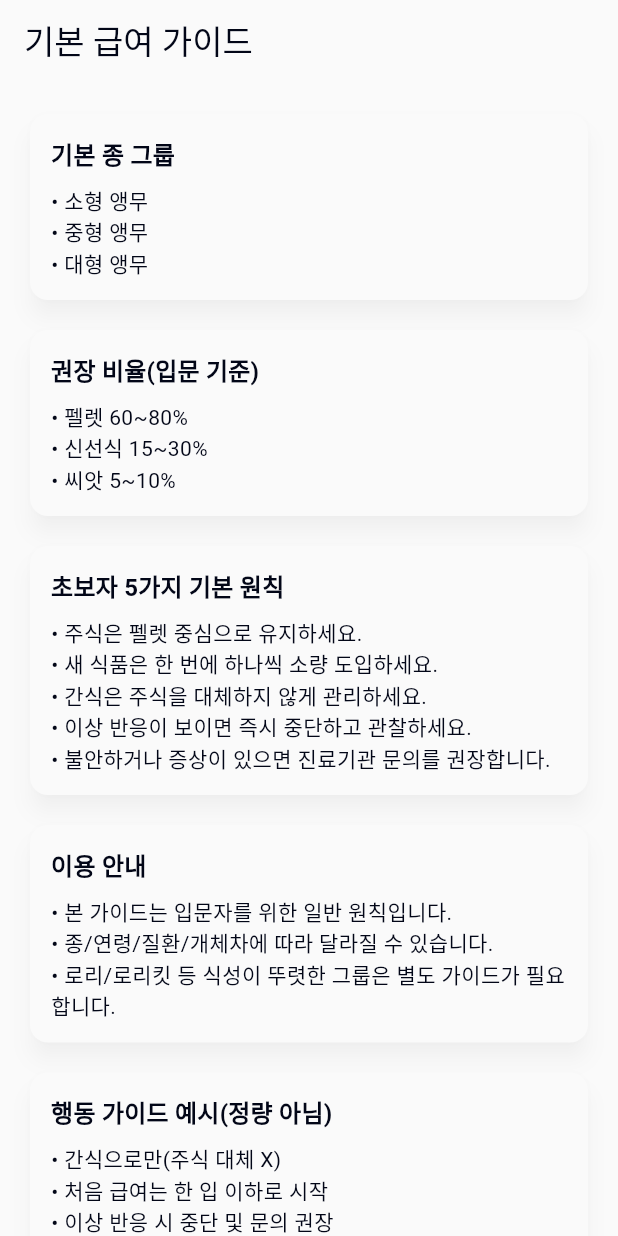
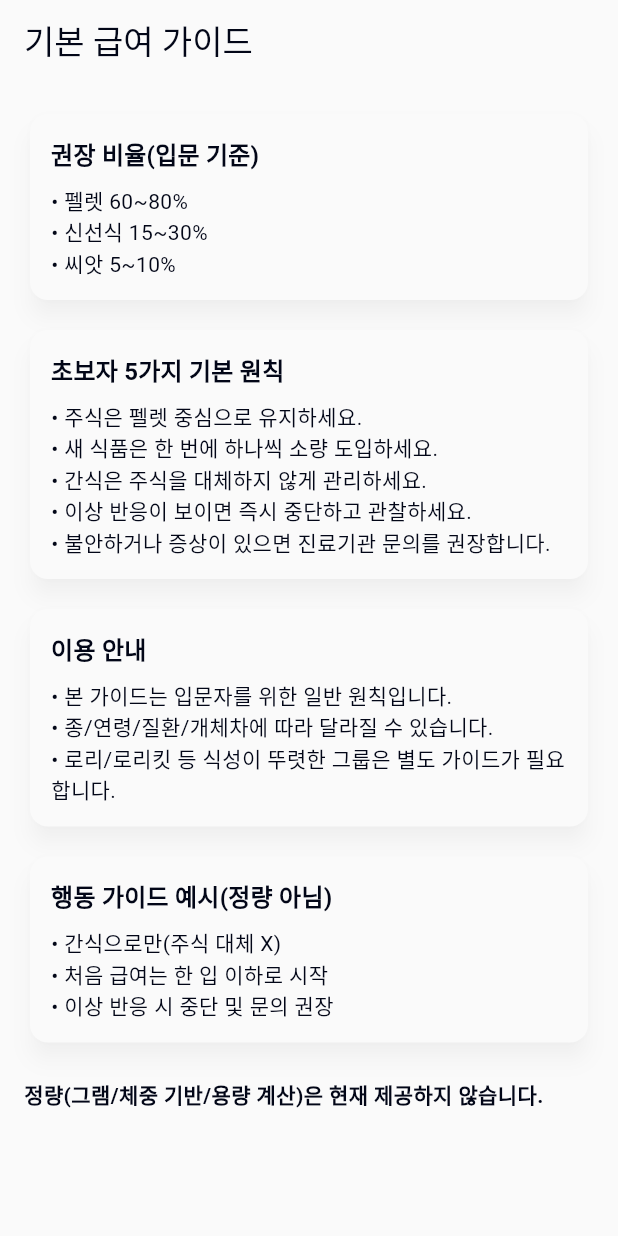
Before and after one commit to Naviary-Sanctuary/Avium, a Flutter app: the FeedingGuideScreen screen opened by its route, on a phone screen of 412 x 824 dp. Run offline on Flutter 3.47's test engine with Material 3 defaults, Android fonts, the phone set to English and light mode, and no system bars; our stand-ins replace go_router, shared_preferences; accounts and stored records are empty.

Commit message:
chore: remove unused species-group section from feeding guide

```diff
--- a/lib/features/feeding_guide/presentation/feeding_guide_screen.dart
+++ b/lib/features/feeding_guide/presentation/feeding_guide_screen.dart
@@ -10,10 +10,6 @@
       body: ListView(
         padding: const EdgeInsets.all(16),
         children: const <Widget>[
-          _GuideCard(
-            title: '기본 종 그룹',
-            lines: <String>['소형 앵무', '중형 앵무', '대형 앵무'],
-          ),
           _GuideCard(
             title: '권장 비율(입문 기준)',
             lines: <String>[
```
